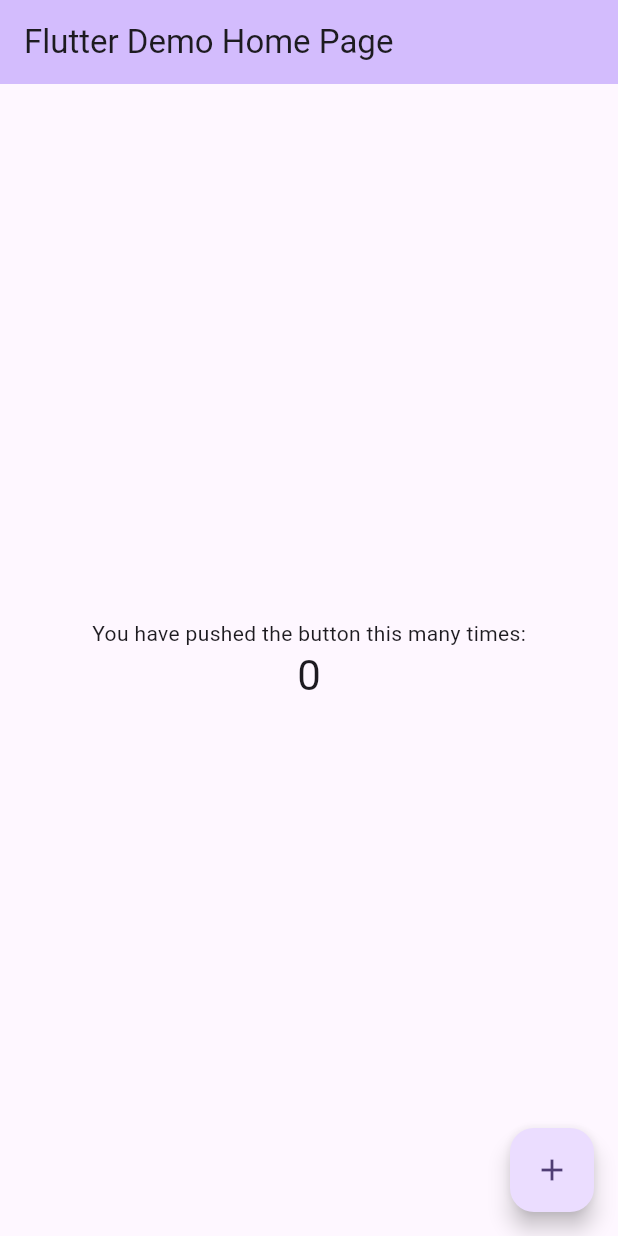
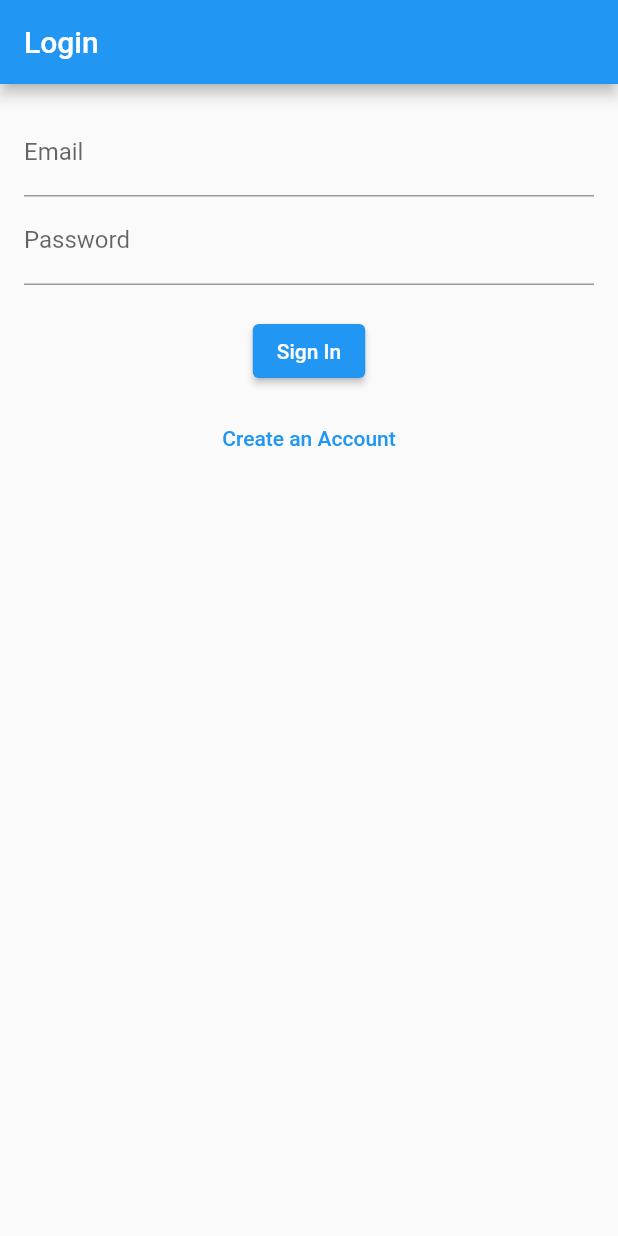
Before and after one commit to it21013928/csse_ticketing_mobile_app, a Flutter app: the screen it shows after launch, on a phone screen of 412 x 824 dp. Run offline on Flutter 3.47's test engine with Material 2 defaults, Android fonts, the phone set to English and light mode, and no system bars; our stand-ins replace firebase_auth, firebase_core, fluttertoast; accounts and stored records are empty.

Commit message:
login implementation

```diff
--- a/lib/main.dart
+++ b/lib/main.dart
@@ -1,125 +1,49 @@
+import 'package:firebase_auth/firebase_auth.dart';
 import 'package:flutter/material.dart';
+import 'package:firebase_core/firebase_core.dart';
+import 'firebase_options.dart';
+import 'package:csse_ticketing_mobile_app/screens/login_screen.dart';
+import 'package:csse_ticketing_mobile_app/screens/registration_screen.dart';
+import 'package:csse_ticketing_mobile_app/screens/home_screen.dart';
+import 'package:csse_ticketing_mobile_app/services/authentication_service.dart';
 
-void main() {
-  runApp(const MyApp());
+Future<void> main() async {
+  WidgetsFlutterBinding.ensureInitialized();
+  await Firebase.initializeApp(
+    options: DefaultFirebaseOptions.currentPlatform,
+  );
+  print('Firebase initialized.');
+  runApp(MyApp());
 }
 
 class MyApp extends StatelessWidget {
-  const MyApp({super.key});
+  final AuthenticationService _auth = AuthenticationService();
 
-  // This widget is the root of your application.
   @override
   Widget build(BuildContext context) {
     return MaterialApp(
-      title: 'Flutter Demo',
+      title: 'Flutter Firebase Auth App',
       theme: ThemeData(
-        // This is the theme of your application.
-        //
-        // TRY THIS: Try running your application with "flutter run". You'll see
-        // the application has a blue toolbar. Then, without quitting the app,
-        // try changing the seedColor in the colorScheme below to Colors.green
-        // and then invoke "hot reload" (save your changes or press the "hot
-        // reload" button in a Flutter-supported IDE, or press "r" if you used
-        // the command line to start the app).
-        //
-        // Notice that the counter didn't reset back to zero; the application
-        // state is not lost during the reload. To reset the state, use hot
-        // restart instead.
-        //
-        // This works for code too, not just values: Most code changes can be
-        // tested with just a hot reload.
-        colorScheme: ColorScheme.fromSeed(seedColor: Colors.deepPurple),
-        useMaterial3: true,
+        primarySwatch: Colors.blue,
       ),
-      home: const MyHomePage(title: 'Flutter Demo Home Page'),
+      home: StreamBuilder(
+        stream: _auth.authStateChanges,
+        builder: (context, snapshot) {
+          if (snapshot.connectionState == ConnectionState.active) {
+            User? user = snapshot.data as User?;
+            if (user == null) {
+              return LoginScreen();
+            }
+            return HomeScreen();
+          }
+          return CircularProgressIndicator();
+        },
+      ),
+      routes: {
+        '/login': (context) => LoginScreen(),
+        '/register': (context) => RegistrationScreen(),
+        '/home': (context) => HomeScreen(),
+      },
     );
   }
 }
-
-class MyHomePage extends StatefulWidget {
-  const MyHomePage({super.key, required this.title});
-
-  // This widget is the home page of your application. It is stateful, meaning
-  // that it has a State object (defined below) that contains fields that affect
-  // how it looks.
-
-  // This class is the configuration for the state. It holds the values (in this
-  // case the title) provided by the parent (in this case the App widget) and
-  // used by the build method of the State. Fields in a Widget subclass are
-  // always marked "final".
-
-  final String title;
-
-  @override
-  State<MyHomePage> createState() => _MyHomePageState();
-}
-
-class _MyHomePageState extends State<MyHomePage> {
-  int _counter = 0;
-
-  void _incrementCounter() {
-    setState(() {
-      // This call to setState tells the Flutter framework that something has
-      // changed in this State, which causes it to rerun the build method below
-      // so that the display can reflect the updated values. If we changed
-      // _counter without calling setState(), then the build method would not be
-      // called again, and so nothing would appear to happen.
-      _counter++;
-    });
-  }
-
-  @override
-  Widget build(BuildContext context) {
-    // This method is rerun every time setState is called, for instance as done
-    // by the _incrementCounter method above.
-    //
-    // The Flutter framework has been optimized to make rerunning build methods
-    // fast, so that you can just rebuild anything that needs updating rather
-    // than having to individually change instances of widgets.
-    return Scaffold(
-      appBar: AppBar(
-        // TRY THIS: Try changing the color here to a specific color (to
-        // Colors.amber, perhaps?) and trigger a hot reload to see the AppBar
-        // change color while the other colors stay the same.
-        backgroundColor: Theme.of(context).colorScheme.inversePrimary,
-        // Here we take the value from the MyHomePage object that was created by
-        // the App.build method, and use it to set our appbar title.
-        title: Text(widget.title),
-      ),
-      body: Center(
-        // Center is a layout widget. It takes a single child and positions it
-        // in the middle of the parent.
-        child: Column(
-          // Column is also a layout widget. It takes a list of children and
-          // arranges them vertically. By default, it sizes itself to fit its
-          // children horizontally, and tries to be as tall as its parent.
-          //
-          // Column has various properties to control how it sizes itself and
-          // how it positions its children. Here we use mainAxisAlignment to
-          // center the children vertically; the main axis here is the vertical
-          // axis because Columns are vertical (the cross axis would be
-          // horizontal).
-          //
-          // TRY THIS: Invoke "debug painting" (choose the "Toggle Debug Paint"
-          // action in the IDE, or press "p" in the console), to see the
-          // wireframe for each widget.
-          mainAxisAlignment: MainAxisAlignment.center,
-          children: <Widget>[
-            const Text(
-              'You have pushed the button this many times:',
-            ),
-            Text(
-              '$_counter',
-              style: Theme.of(context).textTheme.headlineMedium,
-            ),
-          ],
-        ),
-      ),
-      floatingActionButton: FloatingActionButton(
-        onPressed: _incrementCounter,
-        tooltip: 'Increment',
-        child: const Icon(Icons.add),
-      ), // This trailing comma makes auto-formatting nicer for build methods.
-    );
-  }
-}
--- /dev/null
+++ b/lib/screens/login_screen.dart
@@ -0,0 +1,83 @@
+import 'package:flutter/material.dart';
+import 'package:csse_ticketing_mobile_app/services/authentication_service.dart';
+import 'package:csse_ticketing_mobile_app/screens/registration_screen.dart';
+
+class LoginScreen extends StatelessWidget {
+  final TextEditingController emailController = TextEditingController();
+  final TextEditingController passwordController = TextEditingController();
+
+  final AuthenticationService _auth = AuthenticationService();
+
+  void _signIn(BuildContext context) async {
+    String? result = await _auth.signIn(
+      email: emailController.text,
+      password: passwordController.text,
+    );
+
+    if (result == "Signed in") {
+      // Navigate to Home Screen
+      Navigator.pushReplacementNamed(context, '/home');
+    } else {
+      // Show error message
+      showDialog(
+        context: context,
+        builder: (BuildContext context) {
+          return AlertDialog(
+            title: Text('Error'),
+            content: Text('Sign-in failed. Please try again.'),
+            actions: <Widget>[
+              TextButton(
+                child: Text('OK'),
+                onPressed: () {
+                  Navigator.of(context).pop();
+                },
+              ),
+            ],
+          );
+        },
+      );
+    }
+  }
+
+  void _navigateToRegister(BuildContext context) {
+    Navigator.push(
+      context,
+      MaterialPageRoute(builder: (context) => RegistrationScreen()),
+    );
+  }
+
+  @override
+  Widget build(BuildContext context) {
+    return Scaffold(
+      appBar: AppBar(
+        title: Text('Login'),
+      ),
+      body: Padding(
+        padding: EdgeInsets.all(16.0),
+        child: Column(
+          children: [
+            TextField(
+              controller: emailController,
+              decoration: InputDecoration(labelText: 'Email'),
+            ),
+            TextField(
+              controller: passwordController,
+              obscureText: true,
+              decoration: InputDecoration(labelText: 'Password'),
+            ),
+            SizedBox(height: 20),
+            ElevatedButton(
+              onPressed: () => _signIn(context), // Use a lambda function to call _signIn
+              child: Text('Sign In'),
+            ),
+            SizedBox(height: 10), // Add some space
+            TextButton(
+              onPressed: () => _navigateToRegister(context), // Call the navigation function
+              child: Text('Create an Account'), // Button text
+            ),
+          ],
+        ),
+      ),
+    );
+  }
+}
--- /dev/null
+++ b/lib/services/authentication_service.dart
@@ -0,0 +1,37 @@
+import 'package:firebase_auth/firebase_auth.dart';
+
+class AuthenticationService {
+  final FirebaseAuth _auth = FirebaseAuth.instance;
+
+  Future<String?> signIn({required String email, required String password}) async {
+    try {
+      await _auth.signInWithEmailAndPassword(email: email, password: password);
+      return "Signed in";
+    } catch (e) {
+      return e.toString();
+    }
+  }
+
+  Future<String?> register({
+    required String username,
+    required String email,
+    required String password,
+  }) async {
+    try {
+      print ("Trying");
+      await _auth.createUserWithEmailAndPassword(email: email, password: password);
+      User? user = _auth.currentUser;
+      await user?.updateDisplayName(username); // Update user's display name (username)
+      await user?.sendEmailVerification();
+      return "Registered";
+    } catch (e) {
+      return e.toString();
+    }
+  }
+
+  Future<void> signOut() async {
+    await _auth.signOut();
+  }
+
+  Stream<User?> get authStateChanges => _auth.authStateChanges();
+}
--- a/pubspec.yaml
+++ b/pubspec.yaml
@@ -35,6 +35,9 @@ dependencies:
   # The following adds the Cupertino Icons font to your application.
   # Use with the CupertinoIcons class for iOS style icons.
   cupertino_icons: ^1.0.2
+  firebase_core: ^2.16.0
+  firebase_auth: ^4.10.0
+  fluttertoast: ^8.2.2
 
 dev_dependencies:
   flutter_test:
```
Also changed, not shown: lib/screens/home_screen.dart (added, +36 -0 lines), lib/screens/registration_screen.dart (added, +86 -0 lines), lib/firebase_options.dart (added), pubspec.lock, 1 other file.
